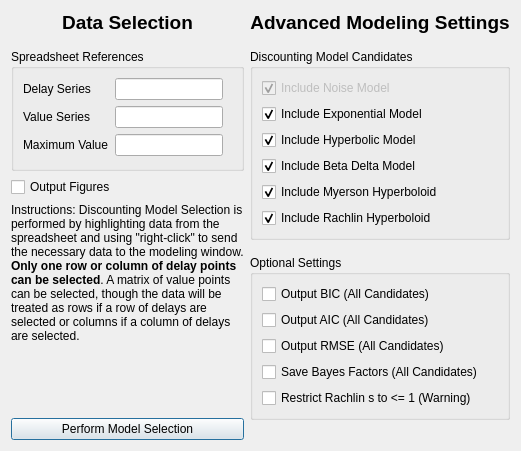
Above: discountingmodelselectioned50dialog.ui from miyamot0/ModelSelectorQt before the change. Below: the same form after it.
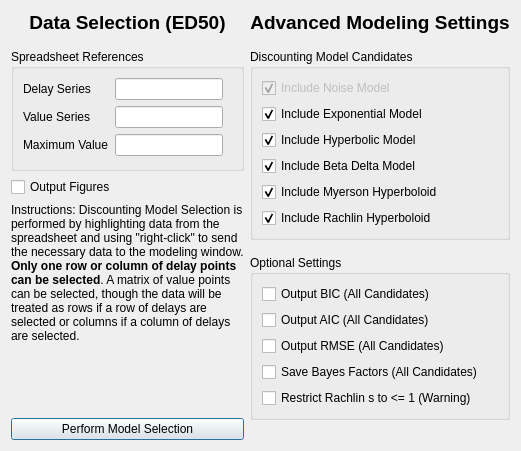
That is the form after the change.

Commit message: Update UI to display numerical integration area

Patch:
```diff
--- a/discountingmodelselectioned50dialog.ui
+++ b/discountingmodelselectioned50dialog.ui
@@ -39,7 +39,7 @@
           </sizepolicy>
          </property>
          <property name="text">
-          <string>&lt;html&gt;&lt;head/&gt;&lt;body&gt;&lt;p&gt;&lt;span style=&quot; font-size:14pt; font-weight:600;&quot;&gt;Data Selection&lt;/span&gt;&lt;/p&gt;&lt;/body&gt;&lt;/html&gt;</string>
+          <string>&lt;html&gt;&lt;head/&gt;&lt;body&gt;&lt;p&gt;&lt;span style=&quot; font-size:14pt; font-weight:600;&quot;&gt;Data Selection (ED50)&lt;/span&gt;&lt;/p&gt;&lt;/body&gt;&lt;/html&gt;</string>
          </property>
          <property name="alignment">
           <set>Qt::AlignCenter</set>
```
The commit also changes 6 other files.
